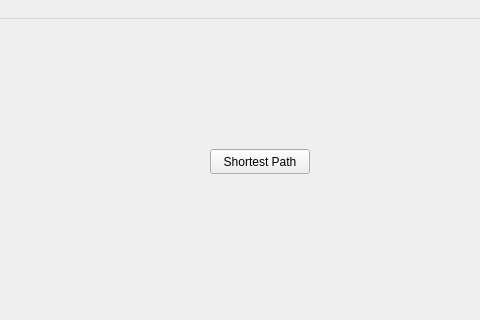
Above: frontend/resource/GUI.ui from gintalk/network-visualization-main before the change; both pictures show x 780 to 1260 and y 0 to 320 of the 1260 by 768 pixel window. Below: the same form after it.
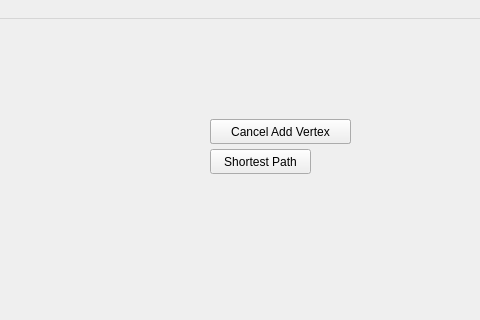
That is the form after the change.

```diff
--- a/frontend/resource/GUI.ui
+++ b/frontend/resource/GUI.ui
@@ -40,7 +40,7 @@
      <rect>
       <x>990</x>
       <y>130</y>
-      <width>100</width>
+      <width>101</width>
       <height>25</height>
      </rect>
     </property>
@@ -48,6 +48,32 @@
      <string>Shortest Path</string>
     </property>
    </widget>
+   <widget class="QPushButton" name="addvertex">
+    <property name="geometry">
+     <rect>
+      <x>990</x>
+      <y>100</y>
+      <width>141</width>
+      <height>25</height>
+     </rect>
+    </property>
+    <property name="text">
+     <string>Add Vertex</string>
+    </property>
+   </widget>
+   <widget class="QPushButton" name="canceladdvertex">
+    <property name="geometry">
+     <rect>
+      <x>990</x>
+      <y>100</y>
+      <width>141</width>
+      <height>25</height>
+     </rect>
+    </property>
+    <property name="text">
+     <string>Cancel Add Vertex</string>
+    </property>
+   </widget>
   </widget>
   <widget class="QMenuBar" name="menubar">
    <property name="geometry">
```
Left out of the diff: 2 changed lines with no effect on the pictures.
